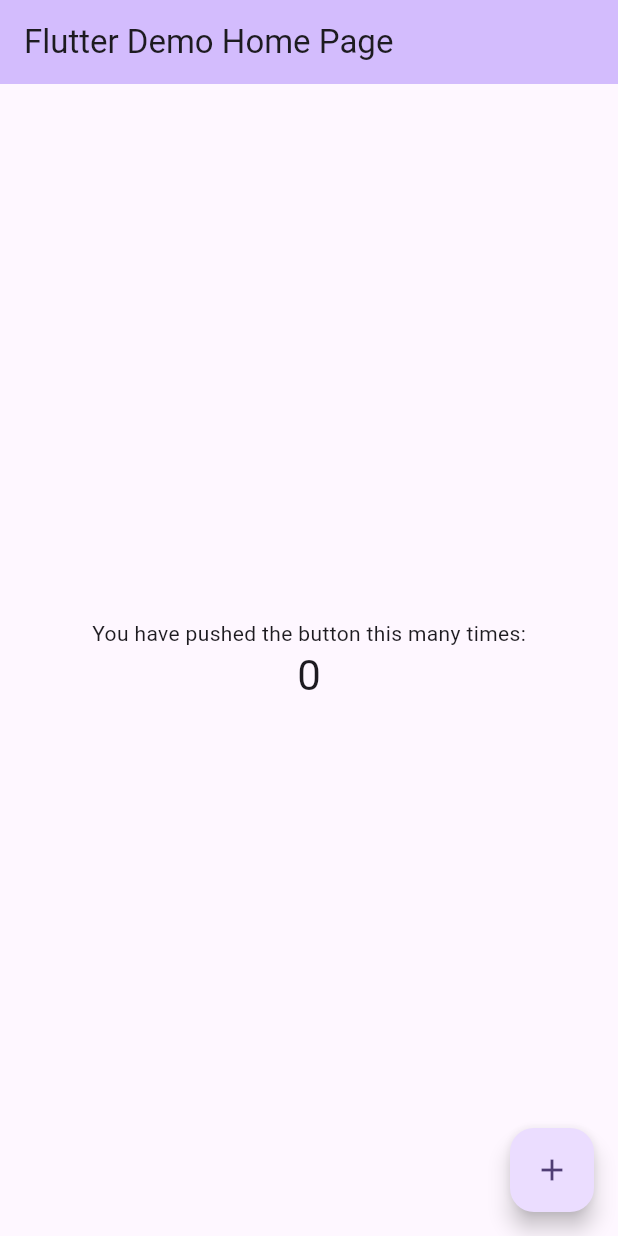
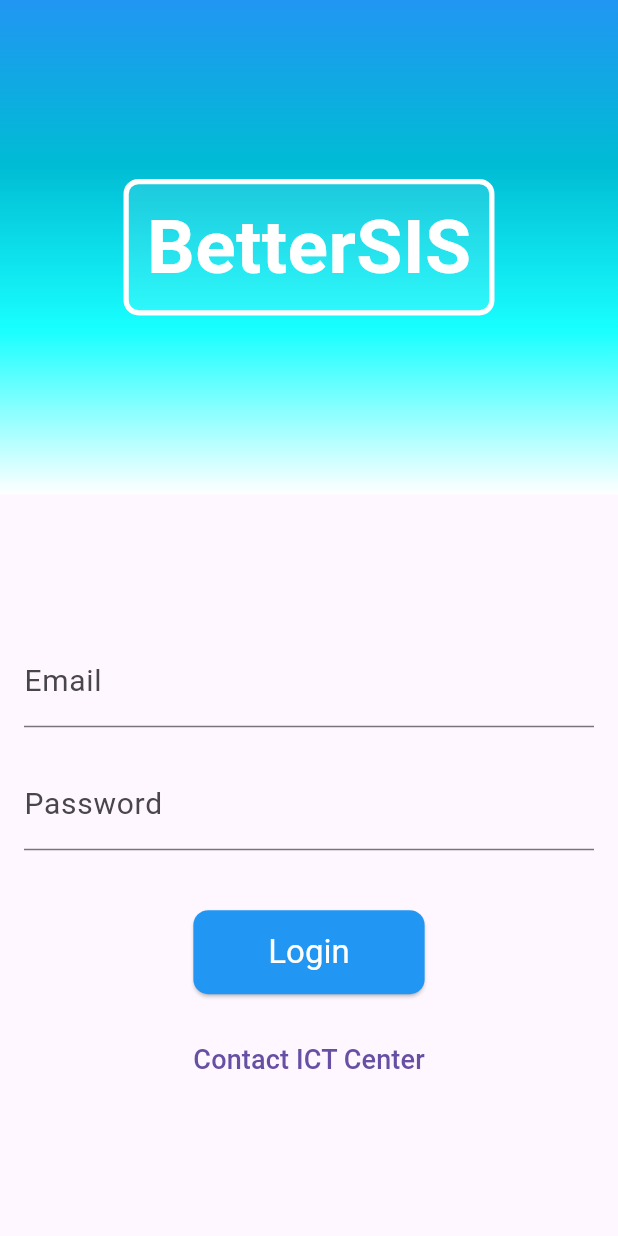
Before and after one commit to akibhaider/BetterSIS, a Flutter app: the screen it shows after launch, on a phone screen of 412 x 824 dp. Run offline on Flutter 3.47's test engine with Material 3 defaults, Android fonts, the phone set to English and light mode, and no system bars; our stand-ins replace firebase_core; accounts and stored records are empty.

Commit message:
Implement UI

```diff
--- a/bettersis/lib/main.dart
+++ b/bettersis/lib/main.dart
@@ -1,125 +1,45 @@
+import 'package:firebase_core/firebase_core.dart';
+import 'package:flutter/foundation.dart';
 import 'package:flutter/material.dart';
+import 'screens/login_page.dart';
+import 'modules/custom_appbar.dart';
 
-void main() {
+void main() async {
+  WidgetsFlutterBinding.ensureInitialized();
+  // if(kIsWeb){
+  //   await Firebase.initializeApp(
+  //     options: FirebaseOptions(
+  //         apiKey: "AIzaSyAYc6GAxlNz-Xl2VA5N-zVkmiIhctk8UF0",
+  //         authDomain: "bettersis-c967e.firebaseapp.com",
+  //         projectId: "bettersis-c967e",
+  //         storageBucket: "bettersis-c967e.appspot.com",
+  //         messagingSenderId: "310451748620",
+  //         appId: "1:310451748620:web:6ea920cb084eb1b5775329",
+  //         measurementId: "G-HS1WLF6PPB"));
+  // }else{
+  //   await Firebase.initializeApp();
+  // }
   runApp(const MyApp());
 }
 
 class MyApp extends StatelessWidget {
   const MyApp({super.key});
 
-  // This widget is the root of your application.
+//  Future<FirebaseApp> _initializeFirebase() async {
+//    FirebaseApp firebaseApp = await Firebase.initializeApp();
+//    return firebaseApp;
+//  }
+
   @override
   Widget build(BuildContext context) {
+    double appBarHeight = MediaQuery.of(context).size.height * 0.40;
+
     return MaterialApp(
-      title: 'Flutter Demo',
-      theme: ThemeData(
-        // This is the theme of your application.
-        //
-        // TRY THIS: Try running your application with "flutter run". You'll see
-        // the application has a purple toolbar. Then, without quitting the app,
-        // try changing the seedColor in the colorScheme below to Colors.green
-        // and then invoke "hot reload" (save your changes or press the "hot
-        // reload" button in a Flutter-supported IDE, or press "r" if you used
-        // the command line to start the app).
-        //
-        // Notice that the counter didn't reset back to zero; the application
-        // state is not lost during the reload. To reset the state, use hot
-        // restart instead.
-        //
-        // This works for code too, not just values: Most code changes can be
-        // tested with just a hot reload.
-        colorScheme: ColorScheme.fromSeed(seedColor: Colors.deepPurple),
-        useMaterial3: true,
-      ),
-      home: const MyHomePage(title: 'Flutter Demo Home Page'),
+      debugShowCheckedModeBanner: false,
+      home: Scaffold(
+          appBar: CustomAppBar(
+              appbarHeight: appBarHeight), // Use the CustomAppBar here
+          body: const LoginPage()),
     );
   }
 }
-
-class MyHomePage extends StatefulWidget {
-  const MyHomePage({super.key, required this.title});
-
-  // This widget is the home page of your application. It is stateful, meaning
-  // that it has a State object (defined below) that contains fields that affect
-  // how it looks.
-
-  // This class is the configuration for the state. It holds the values (in this
-  // case the title) provided by the parent (in this case the App widget) and
-  // used by the build method of the State. Fields in a Widget subclass are
-  // always marked "final".
-
-  final String title;
-
-  @override
-  State<MyHomePage> createState() => _MyHomePageState();
-}
-
-class _MyHomePageState extends State<MyHomePage> {
-  int _counter = 0;
-
-  void _incrementCounter() {
-    setState(() {
-      // This call to setState tells the Flutter framework that something has
-      // changed in this State, which causes it to rerun the build method below
-      // so that the display can reflect the updated values. If we changed
-      // _counter without calling setState(), then the build method would not be
-      // called again, and so nothing would appear to happen.
-      _counter++;
-    });
-  }
-
-  @override
-  Widget build(BuildContext context) {
-    // This method is rerun every time setState is called, for instance as done
-    // by the _incrementCounter method above.
-    //
-    // The Flutter framework has been optimized to make rerunning build methods
-    // fast, so that you can just rebuild anything that needs updating rather
-    // than having to individually change instances of widgets.
-    return Scaffold(
-      appBar: AppBar(
-        // TRY THIS: Try changing the color here to a specific color (to
-        // Colors.amber, perhaps?) and trigger a hot reload to see the AppBar
-        // change color while the other colors stay the same.
-        backgroundColor: Theme.of(context).colorScheme.inversePrimary,
-        // Here we take the value from the MyHomePage object that was created by
-        // the App.build method, and use it to set our appbar title.
-        title: Text(widget.title),
-      ),
-      body: Center(
-        // Center is a layout widget. It takes a single child and positions it
-        // in the middle of the parent.
-        child: Column(
-          // Column is also a layout widget. It takes a list of children and
-          // arranges them vertically. By default, it sizes itself to fit its
-          // children horizontally, and tries to be as tall as its parent.
-          //
-          // Column has various properties to control how it sizes itself and
-          // how it positions its children. Here we use mainAxisAlignment to
-          // center the children vertically; the main axis here is the vertical
-          // axis because Columns are vertical (the cross axis would be
-          // horizontal).
-          //
-          // TRY THIS: Invoke "debug painting" (choose the "Toggle Debug Paint"
-          // action in the IDE, or press "p" in the console), to see the
-          // wireframe for each widget.
-          mainAxisAlignment: MainAxisAlignment.center,
-          children: <Widget>[
-            const Text(
-              'You have pushed the button this many times:',
-            ),
-            Text(
-              '$_counter',
-              style: Theme.of(context).textTheme.headlineMedium,
-            ),
-          ],
-        ),
-      ),
-      floatingActionButton: FloatingActionButton(
-        onPressed: _incrementCounter,
-        tooltip: 'Increment',
-        child: const Icon(Icons.add),
-      ), // This trailing comma makes auto-formatting nicer for build methods.
-    );
-  }
-}
--- /dev/null
+++ b/bettersis/lib/modules/custom_appbar.dart
@@ -0,0 +1,50 @@
+import 'package:flutter/material.dart';
+
+class CustomAppBar extends StatelessWidget implements PreferredSizeWidget {
+  final double appbarHeight;
+
+  const CustomAppBar({super.key, required this.appbarHeight});
+
+  @override
+  Size get preferredSize => Size.fromHeight(appbarHeight); // Use the field appbarHeight
+
+  @override
+  Widget build(BuildContext context) {
+    return AppBar(
+      title: null, // Remove default title
+      flexibleSpace: Container(
+        decoration: const BoxDecoration(
+          gradient: LinearGradient(
+            colors: [
+              Colors.blue,    // Start color
+              Colors.cyan,
+              Colors.cyanAccent,
+              Colors.white,   // End color
+            ],
+            begin: Alignment.topCenter,
+            end: Alignment.bottomCenter,
+          ),
+        ),
+        child: Center(
+          child: Container(
+            padding: const EdgeInsets.symmetric(vertical: 6, horizontal: 12),
+            decoration: BoxDecoration(
+              color: Colors.white.withOpacity(0.1), // Background color for the border
+              borderRadius: BorderRadius.circular(10), // Rounded corners
+              border: Border.all(
+                color: Colors.white, // Faint border color
+                width: 3.5,         // Border width
+              ),
+            ),
+            child: const Text(
+              'BetterSIS',
+              style: TextStyle(color: Colors.white, fontSize: 50, fontWeight: FontWeight.bold),
+            ),
+          ),
+        ),
+      ),
+      backgroundColor: Colors.transparent, // Transparent to show gradient
+      elevation: 0, // Remove shadow
+    );
+  }
+}
--- /dev/null
+++ b/bettersis/lib/screens/login_page.dart
@@ -0,0 +1,81 @@
+import 'package:flutter/material.dart';
+import 'package:url_launcher/url_launcher.dart';
+
+class LoginPage extends StatefulWidget {
+  const LoginPage({super.key});
+
+  @override
+  _LoginPageState createState() => _LoginPageState();
+}
+
+class _LoginPageState extends State<LoginPage> {
+  final TextEditingController emailController = TextEditingController();
+  final TextEditingController passwordController = TextEditingController();
+
+  // Dummy login function
+  void _loginDummy() {
+    print('Login button pressed');
+  }
+
+  // Function to contact ICT Center via email
+  Future<void> _contactICTCenter() async {
+    const url = 'mailto:ict@iut-dhaka.edu'; // Replace with actual contact email
+    if (await canLaunch(url)) {
+      await launch(url);
+    } else {
+      throw 'Could not launch $url';
+    }
+  }
+
+  @override
+  Widget build(BuildContext context) {
+    return Padding(
+      padding: const EdgeInsets.all(16.0),
+      child: Column(
+        mainAxisAlignment: MainAxisAlignment.center,
+        children: [
+          TextField(
+            controller: emailController,
+            decoration: const InputDecoration(
+              labelText: 'Email',
+              labelStyle: TextStyle(fontSize: 20.0), // Larger font for the label
+            ),
+            style: const TextStyle(fontSize: 18.0), // Larger font for input text
+          ),
+          const SizedBox(height: 20),
+          TextField(
+            controller: passwordController,
+            decoration: const InputDecoration(
+              labelText: 'Password',
+              labelStyle: TextStyle(fontSize: 20.0), // Larger font for the label
+            ),
+            style: const TextStyle(fontSize: 18.0), // Larger font for input text
+            obscureText: true,
+          ),
+          const SizedBox(height: 40), // More space before the button
+          ElevatedButton(
+            onPressed: _loginDummy,
+            style: ElevatedButton.styleFrom(
+              textStyle: const TextStyle(fontSize: 22.0), // Larger font for the button
+              padding: const EdgeInsets.symmetric(horizontal: 50.0, vertical: 15.0), // Larger button
+              backgroundColor: Colors.blue, // Button background color
+              foregroundColor: Colors.white, // Button text color
+              shape: RoundedRectangleBorder(
+                borderRadius: BorderRadius.circular(10.0), // Rounded corners
+              ),
+            ),
+            child: const Text('Login'),
+          ),
+          const SizedBox(height: 20),
+          TextButton(
+            onPressed: _contactICTCenter,
+            child: const Text(
+              'Contact ICT Center',
+              style: TextStyle(fontSize: 18.0), // Larger font for the contact button
+            ),
+          ),
+        ],
+      ),
+    );
+  }
+}
--- a/bettersis/pubspec.yaml
+++ b/bettersis/pubspec.yaml
@@ -35,6 +35,9 @@ dependencies:
   # The following adds the Cupertino Icons font to your application.
   # Use with the CupertinoIcons class for iOS style icons.
   cupertino_icons: ^1.0.8
+  firebase_core: ^3.6.0
+  firebase_auth: ^5.3.1
+  url_launcher: ^6.3.0
 
 dev_dependencies:
   flutter_test:
@@ -50,6 +53,7 @@ dev_dependencies:
 # For information on the generic Dart part of this file, see the
 # following page: https://dart.dev/tools/pub/pubspec
 
+
 # The following section is specific to Flutter packages.
 flutter:
 
@@ -57,6 +61,7 @@ flutter:
   # included with your application, so that you can use the icons in
   # the material Icons class.
   uses-material-design: true
+
 
   # To add assets to your application, add an assets section, like this:
   # assets:
```
Also changed, not shown: bettersis/lib/utis/themes.dart (added), bettersis/pubspec.lock, 10 other files.
